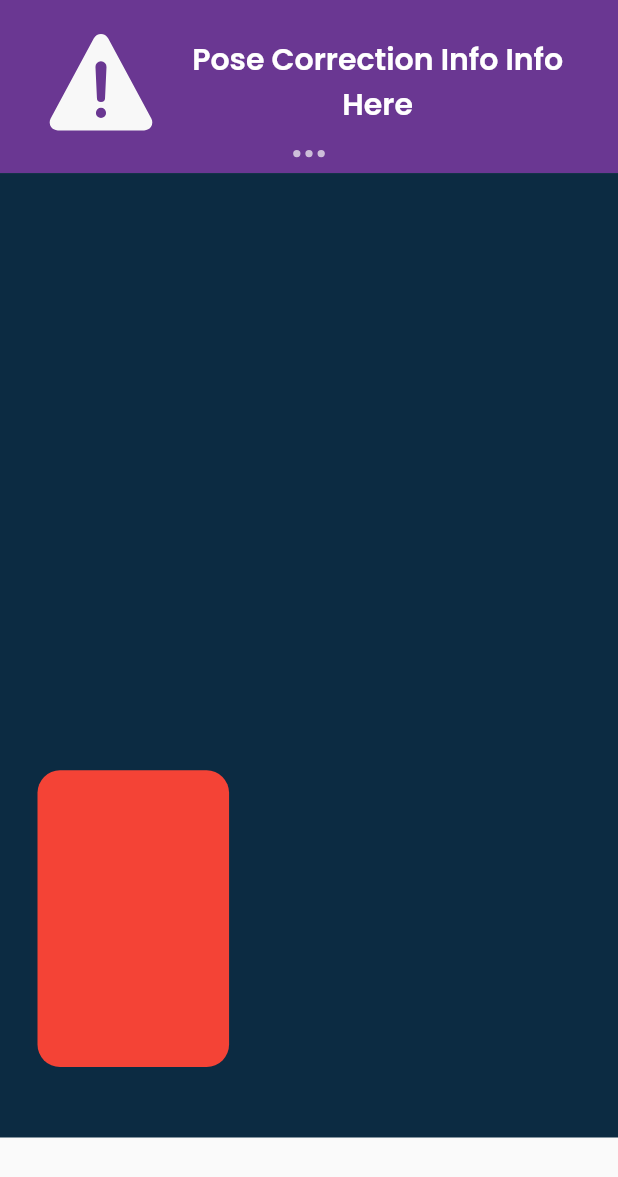
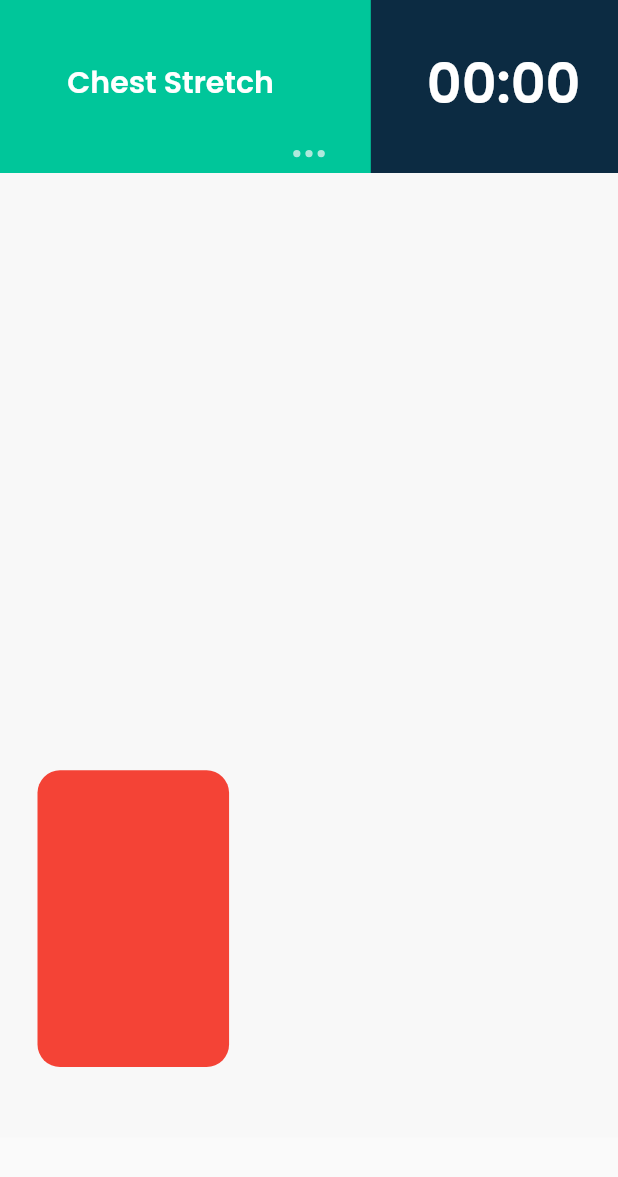
Before and after one commit to fitness-coaching-app/fitness-coaching-app-frontend, a Flutter app: the screen it shows after launch, on a phone screen of 412 x 824 dp. Shown: the top 1177 px of the screen. Run offline on Flutter 3.47's test engine with Material 2 defaults, Android fonts, the phone set to English and light mode, and no system bars; our stand-ins replace flutter_svg, google_fonts, ionicons.

Commit message:
[FCA-51] Add workoutPortraitStepCounting page

```diff
--- a/lib/main.dart
+++ b/lib/main.dart
@@ -24,6 +24,7 @@ import 'register3_view.dart';
 import 'register4_view.dart';
 import 'exerciseSummary_view.dart';
 import 'workoutDetail_view.dart';
+import 'workoutPortraitStepCounting.dart';
 import 'workoutPortraitWarnning_view.dart';
 
 void main() {
@@ -96,7 +97,8 @@ class MyApp extends StatelessWidget {
       // home: ExerciseSummary(),
       // home: ExerciseSumFinished(),
       // home: WorkoutDetail(),
-      home: WorkoutPortraitWarnning(),
+      // home: WorkoutPortraitWarnning(),
+      home: WorkoutPortraitStepCounting(),
       // home: Loading(),
     );
   }
--- /dev/null
+++ b/lib/workoutPortraitStepCounting.dart
@@ -0,0 +1,91 @@
+import 'package:flutter/material.dart';
+import 'package:flutter_svg/flutter_svg.dart';
+import 'package:ionicons/ionicons.dart';
+import 'color.dart';
+import 'loading_view.dart';
+
+class WorkoutPortraitStepCounting extends StatelessWidget {
+  const WorkoutPortraitStepCounting({Key? key}) : super(key: key);
+  @override
+  Widget build(BuildContext context) {
+    return Scaffold(
+      body: SafeArea(
+        child: Column(
+          children: [
+            Stack(
+              children: <Widget>[
+                Container(
+                    decoration: new BoxDecoration(color: color_dark),
+                    height: MediaQuery.of(context).size.height * 0.14,
+                    width: MediaQuery.of(context).size.width,
+                    child: LinearProgressIndicator(
+                      value: 0.6,
+                      valueColor: AlwaysStoppedAnimation(color_dimmedTeal),
+                      backgroundColor: color_dark,
+                      semanticsLabel: 'Linear progress indicator',
+                    )),
+                Positioned(
+                    top: (MediaQuery.of(context).size.height * 0.14) / 4,
+                    right: 25,
+                    child: Text("00:00",
+                        style: const TextStyle(
+                            color: Colors.white,
+                            fontWeight: FontWeight.w600,
+                            fontFamily: "Poppins",
+                            fontStyle: FontStyle.normal,
+                            fontSize: 36.0),
+                        textAlign: TextAlign.center)),
+                Positioned(
+                    top: (MediaQuery.of(context).size.height * 0.14) / 10,
+                    right: (MediaQuery.of(context).size.height * 0.105) * 2,
+                    child: Container(
+                        width: (MediaQuery.of(context).size.width -
+                            ((MediaQuery.of(context).size.height * 0.105) +
+                                75)),
+                        height: MediaQuery.of(context).size.height * 0.105,
+                        child: Center(
+                          child: Text("Chest Stretch",
+                              style: const TextStyle(
+                                  color: Colors.white,
+                                  fontWeight: FontWeight.w600,
+                                  fontFamily: "Poppins",
+                                  fontStyle: FontStyle.normal,
+                                  fontSize: 20.0),
+                              textAlign: TextAlign.center),
+                        ))),
+                Positioned(
+                  bottom: 0,
+                  left: MediaQuery.of(context).size.width / 2 - 13,
+                  child: Center(
+                      child: SvgPicture.asset(
+                    'assets/Icon/Detail Expand Icon.svg',// dot dot dot
+                    height: 26,
+                  )),
+                )
+              ],
+            ),
+            Stack(children: <Widget>[
+              Container(
+                decoration: new BoxDecoration(color: color_white),
+                height: MediaQuery.of(context).size.height -
+                    (MediaQuery.of(context).size.height * 0.2197),
+                width: MediaQuery.of(context).size.width,
+              ),
+              Positioned(
+                  bottom: 47,
+                  left: 25,
+                  child: Container(
+                    height: MediaQuery.of(context).size.height * 0.24,
+                    width: MediaQuery.of(context).size.width * 0.31,
+                    decoration: BoxDecoration(
+                      color: Colors.red,
+                      borderRadius: BorderRadius.circular(15),
+                    ),
+                  ))
+            ]),
+          ],
+        ),
+      ),
+    );
+  }
+}
```
